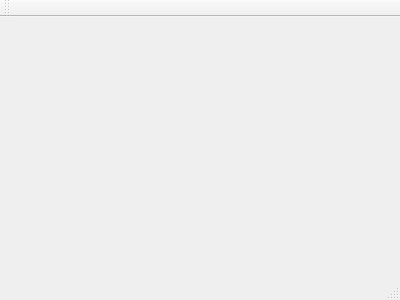
xuezeao/git_program, file Qt_Dev/v1.1/testSQL/mainwindow.ui: the form before one commit.
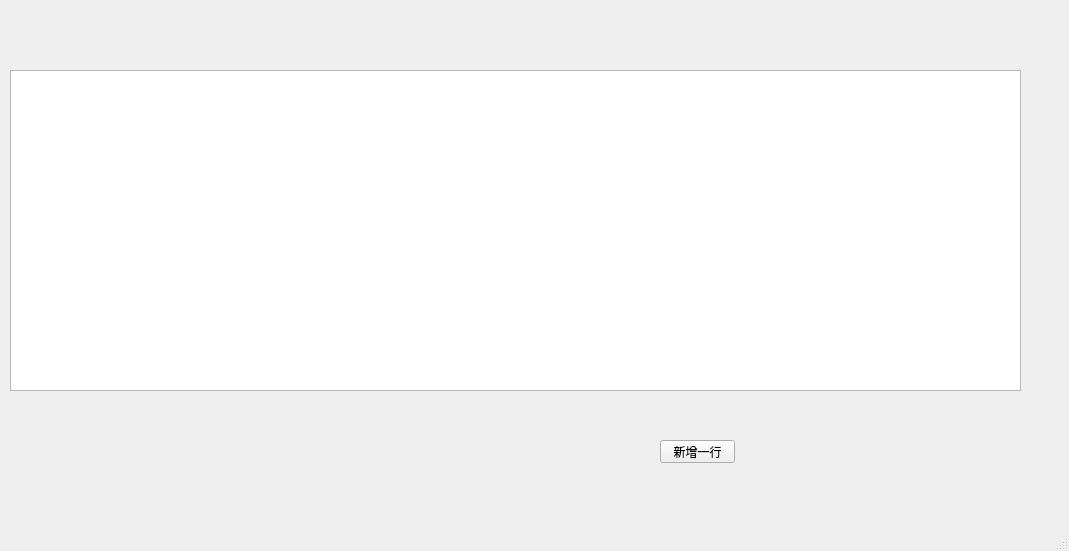
The form after the commit.

The edit to the form file:
```diff
--- a/Qt_Dev/v1.1/testSQL/mainwindow.ui
+++ b/Qt_Dev/v1.1/testSQL/mainwindow.ui
@@ -1,24 +1,45 @@
 <ui version="4.0">
  <class>MainWindow</class>
- <widget class="QMainWindow" name="MainWindow" >
-  <property name="geometry" >
+ <widget class="QMainWindow" name="MainWindow">
+  <property name="geometry">
    <rect>
     <x>0</x>
     <y>0</y>
-    <width>400</width>
-    <height>300</height>
+    <width>1069</width>
+    <height>551</height>
    </rect>
   </property>
   <property name="windowTitle" >
    <string>MainWindow</string>
   </property>
-  <widget class="QMenuBar" name="menuBar" />
-  <widget class="QToolBar" name="mainToolBar" />
-  <widget class="QWidget" name="centralWidget" />
-  <widget class="QStatusBar" name="statusBar" />
+  <widget class="QWidget" name="centralWidget">
+   <widget class="QTableView" name="tableView_showEnter">
+    <property name="geometry">
+     <rect>
+      <x>10</x>
+      <y>70</y>
+      <width>1011</width>
+      <height>321</height>
+     </rect>
+    </property>
+   </widget>
+   <widget class="QPushButton" name="pushButton_newRow">
+    <property name="geometry">
+     <rect>
+      <x>660</x>
+      <y>440</y>
+      <width>75</width>
+      <height>23</height>
+     </rect>
+    </property>
+    <property name="text">
+     <string>新增一行</string>
+    </property>
+   </widget>
+  </widget>
+  <widget class="QStatusBar" name="statusBar"/>
  </widget>
- <layoutDefault spacing="6" margin="11" />
- <pixmapfunction></pixmapfunction>
+ <layoutdefault spacing="6" margin="11"/>
  <resources/>
  <connections/>
 </ui>
```
Left out of the diff: 3 changed lines with no effect on the pictures.
